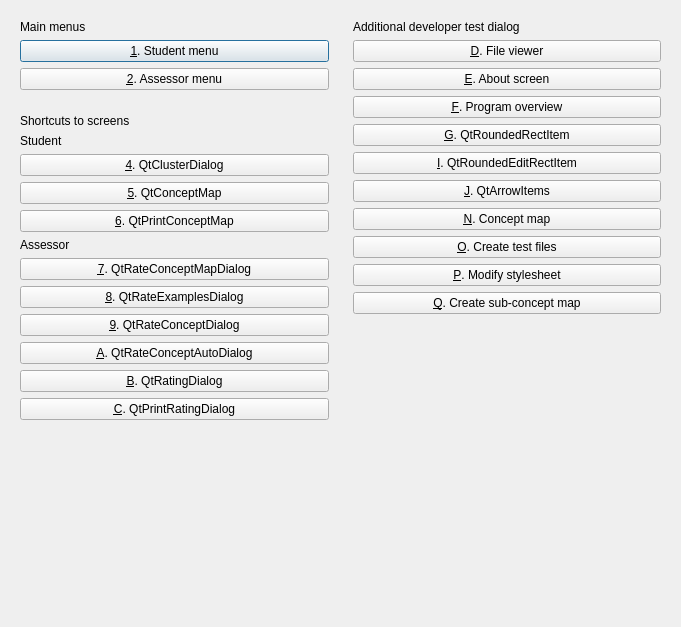
The window that qtbrainweavermenudialog.ui (richelbilderbeek/BrainWeaver) describes before a commit, drawn with Qt 5.
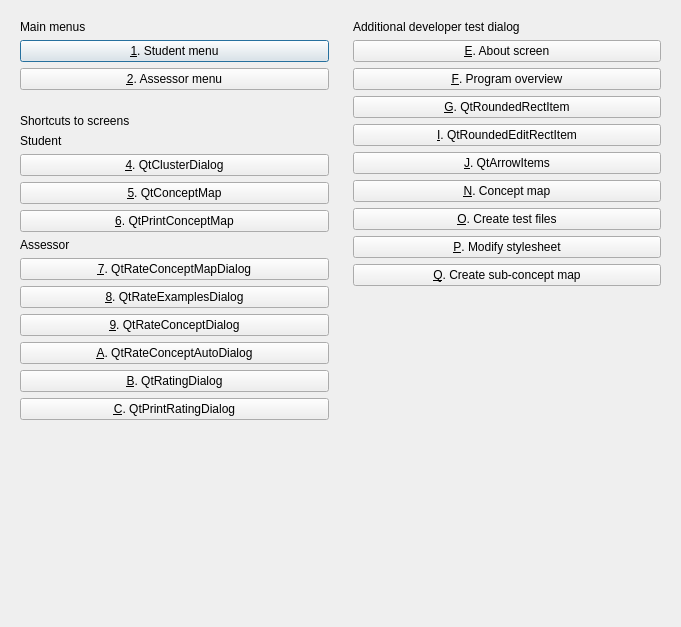
The same window after the commit. Icons and pictures are not drawn.

```diff
--- a/qtbrainweavermenudialog.ui
+++ b/qtbrainweavermenudialog.ui
@@ -58,13 +58,6 @@
         </property>
        </widget>
       </item>
-      <item>
-       <widget class="QPushButton" name="button_view_files">
-        <property name="text">
-         <string>&amp;D. File viewer</string>
-        </property>
-       </widget>
-      </item>
       <item>
        <widget class="QPushButton" name="button_about">
         <property name="text">
```
Left out of the diff: 1 changed line with no effect on the pictures.
